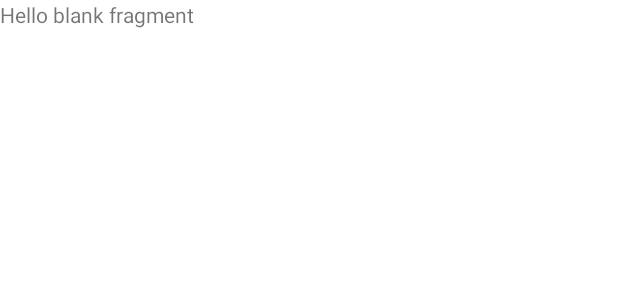
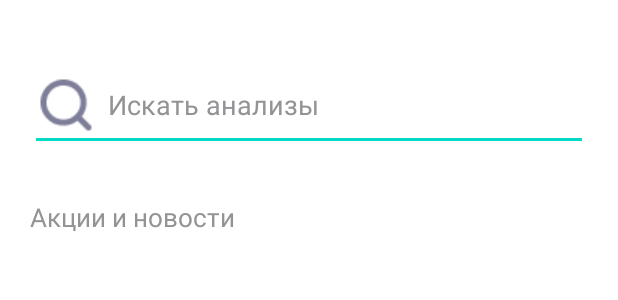
Before and after one commit to OlesiaShinkarenko/Medic, an Android app: the layout fragment_analysis.xml on its own in the app's theme, with its tools: preview values and no code run, on a phone screen of 412 x 824 dp. Shown: the top 300 px of the screen. Run offline under Robolectric (Android 15) with nearby library versions, the phone set to English and light mode, and no system bars.

```diff
--- a/app/build.gradle
+++ b/app/build.gradle
@@ -35,6 +35,7 @@ dependencies {
     implementation 'androidx.constraintlayout:constraintlayout:2.1.4'
     implementation 'androidx.navigation:navigation-fragment:2.4.1'
     implementation 'androidx.navigation:navigation-ui:2.4.1'
+    implementation 'androidx.cardview:cardview:1.0.0'
     testImplementation 'junit:junit:4.13.2'
     androidTestImplementation 'androidx.test.ext:junit:1.1.5'
     androidTestImplementation 'androidx.test.espresso:espresso-core:3.5.1'
--- a/app/src/main/res/layout/fragment_analysis.xml
+++ b/app/src/main/res/layout/fragment_analysis.xml
@@ -1,14 +1,29 @@
 <?xml version="1.0" encoding="utf-8"?>
-<FrameLayout xmlns:android="http://schemas.android.com/apk/res/android"
+<androidx.constraintlayout.widget.ConstraintLayout xmlns:android="http://schemas.android.com/apk/res/android"
     xmlns:tools="http://schemas.android.com/tools"
     android:layout_width="match_parent"
     android:layout_height="match_parent"
+    xmlns:app="http://schemas.android.com/apk/res-auto"
     tools:context=".AnalysisFragment">
 
-    <!-- TODO: Update blank fragment layout -->
+    <EditText
+        app:layout_constraintTop_toTopOf="parent"
+        android:layout_marginTop="40dp"
+        android:layout_marginHorizontal="20dp"
+        android:id="@+id/search_analysis"
+        android:drawableLeft="@drawable/search_icon"
+        android:layout_width="match_parent"
+        android:drawablePadding="8dp"
+        android:textColorHint="@color/AfternameOnBoard_color"
+        android:hint="@string/search_analysis"
+        android:layout_height="wrap_content"/>
     <TextView
-        android:layout_width="match_parent"
-        android:layout_height="match_parent"
-        android:text="@string/hello_blank_fragment" />
-
-</FrameLayout>
+        android:textSize="17sp"
+        android:textColor="@color/AfternameOnBoard_color"
+        android:text="@string/discount_and_news"
+        android:layout_marginTop="32dp"
+        app:layout_constraintTop_toBottomOf="@id/search_analysis"
+        app:layout_constraintLeft_toLeftOf="@id/search_analysis"
+        android:layout_width="wrap_content"
+        android:layout_height="wrap_content"/>
+</androidx.constraintlayout.widget.ConstraintLayout>
--- a/app/src/main/res/values/colors.xml
+++ b/app/src/main/res/values/colors.xml
@@ -12,4 +12,5 @@
     <color name="AfternameOnBoard_color">#939396</color>
     <color name="button_false_enabled">#C9D4FB</color>
     <color name="button_true_enabled">#1A6FEE</color>
+    <color name="banners_color">#76B3FF</color>
 </resources>
--- a/app/src/main/res/values/strings.xml
+++ b/app/src/main/res/values/strings.xml
@@ -54,4 +54,10 @@
     <string name="time_analysis">2 дня</string>
     <string name="cost_analysis">1800 ₽</string>
     <string name="add_analysis">Добавить</string>
+    <string name="discount_and_news">Акции и новости</string>
+
+    <!--banners -->
+    <string name="name_banners">Чек-ап для\nмужчин</string>
+    <string name="subscription_banners">9 исследований</string>
+    <string name="cost_banners">8000 ₽</string>
 </resources>
```
Also changed, not shown: app/src/main/res/layout/activity_main_screen.xml (+1 -11 lines), app/src/main/res/layout/list_item_analysis.xml (+2 -7 lines), app/src/main/res/layout/list_item_banners.xml (added, +53 -0 lines), app/src/main/res/drawable/banner_img.png (added).
